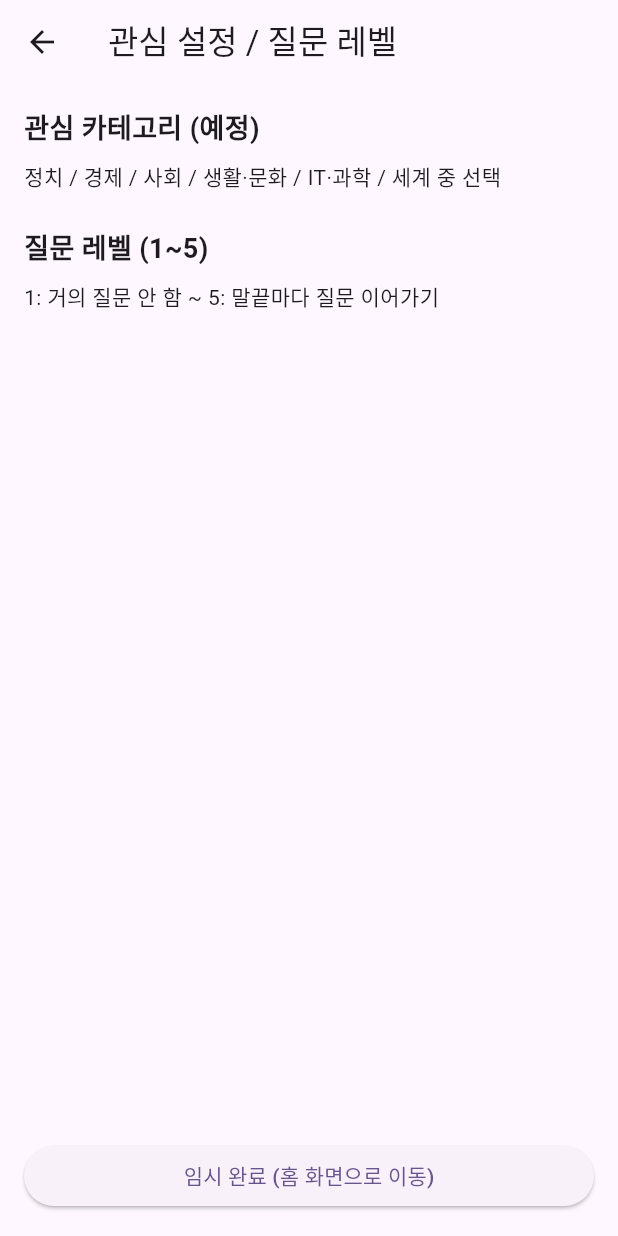
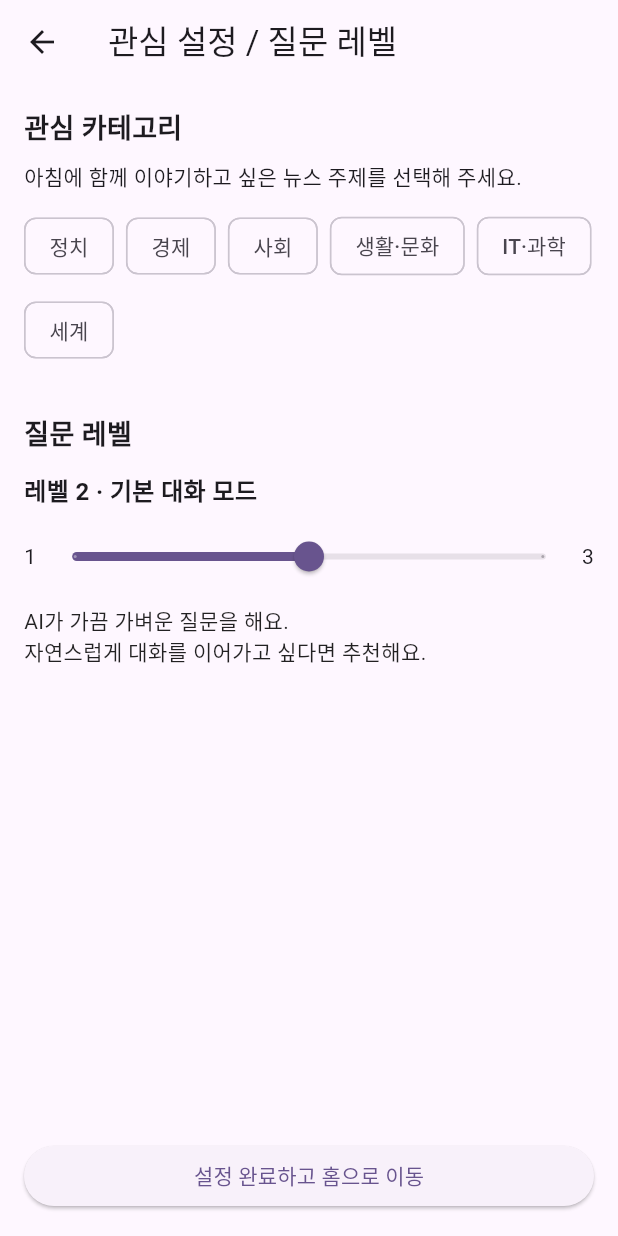
Before and after one commit to kangeunsong/KkaeTalk, a Flutter app: the OnboardingScreen screen opened by its route, on a phone screen of 412 x 824 dp. Run offline on Flutter 3.47's test engine with Material 3 defaults, Android fonts, the phone set to English and light mode, and no system bars; our stand-ins replace cloud_firestore, firebase_auth, firebase_core; accounts and stored records are empty.

Commit message:
feat: add onboarding UI and persist user preferences to Firestore

```diff
--- /dev/null
+++ b/lib/models/user_profile.dart
@@ -0,0 +1,58 @@
+class UserProfile {
+  final String uid;
+  final String name;
+  final String email;
+
+  // 관심 카테고리 선택 여부
+  final bool interestPolitics; // 정치
+  final bool interestEconomy; // 경제
+  final bool interestSociety; // 사회
+  final bool interestLifeCulture; // 생활/문화
+  final bool interestItScience; // IT/과학
+  final bool interestWorld; // 세계
+
+  // 질문 레벨 (1~3)
+  final int questionLevel;
+
+  UserProfile({
+    required this.uid,
+    required this.name,
+    required this.email,
+    required this.interestPolitics,
+    required this.interestEconomy,
+    required this.interestSociety,
+    required this.interestLifeCulture,
+    required this.interestItScience,
+    required this.interestWorld,
+    required this.questionLevel,
+  });
+
+  Map<String, dynamic> toMap() {
+    return {
+      'name': name,
+      'email': email,
+      'interest_politics': interestPolitics,
+      'interest_economy': interestEconomy,
+      'interest_society': interestSociety,
+      'interest_life_culture': interestLifeCulture,
+      'interest_it_science': interestItScience,
+      'interest_world': interestWorld,
+      'question_level': questionLevel,
+    };
+  }
+
+  factory UserProfile.fromMap(String uid, Map<String, dynamic> data) {
+    return UserProfile(
+      uid: uid,
+      name: data['name'] ?? '',
+      email: data['email'] ?? '',
+      interestPolitics: data['interest_politics'] ?? false,
+      interestEconomy: data['interest_economy'] ?? false,
+      interestSociety: data['interest_society'] ?? false,
+      interestLifeCulture: data['interest_life_culture'] ?? false,
+      interestItScience: data['interest_it_science'] ?? false,
+      interestWorld: data['interest_world'] ?? false,
+      questionLevel: data['question_level'] ?? 1,
+    );
+  }
+}
--- a/lib/screens/onboarding_screen.dart
+++ b/lib/screens/onboarding_screen.dart
@@ -1,14 +1,101 @@
 import 'package:flutter/material.dart';
+import 'package:firebase_auth/firebase_auth.dart';
+import '../services/user_service.dart';
 import 'home_screen.dart';
 
-class OnboardingScreen extends StatelessWidget {
+class OnboardingScreen extends StatefulWidget {
   const OnboardingScreen({super.key});
 
   static const routeName = '/onboarding';
 
   @override
+  State<OnboardingScreen> createState() => _OnboardingScreenState();
+}
+
+class _OnboardingScreenState extends State<OnboardingScreen> {
+  bool _interestPolitics = false;
+  bool _interestEconomy = false;
+  bool _interestSociety = false;
+  bool _interestLifeCulture = false;
+  bool _interestItScience = false;
+  bool _interestWorld = false;
+  int _questionLevel = 2;
+  bool _isSaving = false;
+
+  String get _questionLevelTitle {
+    switch (_questionLevel) {
+      case 1:
+        return '레벨 1 · 조용한 모드';
+      case 2:
+        return '레벨 2 · 기본 대화 모드';
+      case 3:
+        return '레벨 3 · 깊은 대화 모드';
+      default:
+        return '';
+    }
+  }
+
+  String get _questionLevelDescription {
+    switch (_questionLevel) {
+      case 1:
+        return 'AI가 먼저 질문하지 않아요.\n내가 주도적으로 이야기하고 싶을 때 추천해요.';
+      case 2:
+        return 'AI가 가끔 가벼운 질문을 해요.\n자연스럽게 대화를 이어가고 싶다면 추천해요.';
+      case 3:
+        return 'AI가 적극적으로 깊은 질문을 해요.\n생각을 정리하고 싶은 아침에 추천해요.';
+      default:
+        return '';
+    }
+  }
+
+  Future<void> _saveSettings() async {
+    final user = FirebaseAuth.instance.currentUser;
+
+    if (user == null) {
+      ScaffoldMessenger.of(context).showSnackBar(
+        const SnackBar(content: Text('로그인이 필요합니다. 다시 시도해 주세요.')),
+      );
+      return;
+    }
+
+    setState(() {
+      _isSaving = true;
+    });
+
+    try {
+      await UserService.instance.updateOnboardingSettings(
+        uid: user.uid,
+        interestPolitics: _interestPolitics,
+        interestEconomy: _interestEconomy,
+        interestSociety: _interestSociety,
+        interestLifeCulture: _interestLifeCulture,
+        interestItScience: _interestItScience,
+        interestWorld: _interestWorld,
+        questionLevel: _questionLevel,
+      );
+
+      if (!mounted) return;
+      ScaffoldMessenger.of(context).showSnackBar(
+        const SnackBar(content: Text('설정이 저장되었습니다.')),
+      );
+
+      Navigator.pushReplacementNamed(context, HomeScreen.routeName);
+    } catch (e) {
+      if (!mounted) return;
+      ScaffoldMessenger.of(context).showSnackBar(
+        const SnackBar(content: Text('설정 저장 중 오류가 발생했습니다. 다시 시도해 주세요.')),
+      );
+    } finally {
+      if (mounted) {
+        setState(() {
+          _isSaving = false;
+        });
+      }
+    }
+  }
+
+  @override
   Widget build(BuildContext context) {
-    // Day1: UI만 배치, 실제 선택/저장은 나중에
     return Scaffold(
       appBar: AppBar(
         title: const Text('관심 설정 / 질문 레벨'),
@@ -18,27 +105,132 @@ class OnboardingScreen extends StatelessWidget {
         child: Column(
           crossAxisAlignment: CrossAxisAlignment.start,
           children: [
+            // 관심 카테고리 영역 (임시)
             const Text(
-              '관심 카테고리 (예정)',
+              '관심 카테고리',
               style: TextStyle(fontSize: 18, fontWeight: FontWeight.bold),
             ),
             const SizedBox(height: 8),
-            const Text('정치 / 경제 / 사회 / 생활·문화 / IT·과학 / 세계 중 선택'),
-            const SizedBox(height: 24),
             const Text(
-              '질문 레벨 (1~5)',
+              '아침에 함께 이야기하고 싶은 뉴스 주제를 선택해 주세요.',
+              style: TextStyle(fontSize: 14),
+            ),
+            const SizedBox(height: 12),
+            Wrap(
+              spacing: 8,
+              runSpacing: 8,
+              children: [
+                FilterChip(
+                  label: const Text('정치'),
+                  selected: _interestPolitics,
+                  onSelected: (selected) {
+                    setState(() {
+                      _interestPolitics = selected;
+                    });
+                  },
+                ),
+                FilterChip(
+                  label: const Text('경제'),
+                  selected: _interestEconomy,
+                  onSelected: (selected) {
+                    setState(() {
+                      _interestEconomy = selected;
+                    });
+                  },
+                ),
+                FilterChip(
+                  label: const Text('사회'),
+                  selected: _interestSociety,
+                  onSelected: (selected) {
+                    setState(() {
+                      _interestSociety = selected;
+                    });
+                  },
+                ),
+                FilterChip(
+                  label: const Text('생활·문화'),
+                  selected: _interestLifeCulture,
+                  onSelected: (selected) {
+                    setState(() {
+                      _interestLifeCulture = selected;
+                    });
+                  },
+                ),
+                FilterChip(
+                  label: const Text('IT·과학'),
+                  selected: _interestItScience,
+                  onSelected: (selected) {
+                    setState(() {
+                      _interestItScience = selected;
+                    });
+                  },
+                ),
+                FilterChip(
+                  label: const Text('세계'),
+                  selected: _interestWorld,
+                  onSelected: (selected) {
+                    setState(() {
+                      _interestWorld = selected;
+                    });
+                  },
+                ),
+              ],
+            ),
+
+            const SizedBox(height: 32),
+
+            // 질문 레벨 영역
+            const Text(
+              '질문 레벨',
               style: TextStyle(fontSize: 18, fontWeight: FontWeight.bold),
             ),
+            const SizedBox(height: 12),
+            Text(
+              _questionLevelTitle,
+              style: const TextStyle(fontSize: 16, fontWeight: FontWeight.w600),
+            ),
             const SizedBox(height: 8),
-            const Text('1: 거의 질문 안 함 ~ 5: 말끝마다 질문 이어가기'),
+
+            Row(
+              children: [
+                const Text('1'),
+                Expanded(
+                  child: Slider(
+                    value: _questionLevel.toDouble(),
+                    min: 1,
+                    max: 3,
+                    divisions: 2,
+                    label: '$_questionLevel',
+                    onChanged: (value) {
+                      setState(() {
+                        _questionLevel = value.round();
+                      });
+                    },
+                  ),
+                ),
+                const Text('3'),
+              ],
+            ),
+
+            const SizedBox(height: 8),
+            Text(
+              _questionLevelDescription,
+              style: const TextStyle(fontSize: 14, color: Colors.black87),
+            ),
+
             const Spacer(),
+
             SizedBox(
               width: double.infinity,
               child: ElevatedButton(
-                onPressed: () {
-                  Navigator.pushReplacementNamed(context, HomeScreen.routeName);
-                },
-                child: const Text('임시 완료 (홈 화면으로 이동)'),
+                onPressed: _isSaving ? null : _saveSettings,
+                child: _isSaving
+                    ? const SizedBox(
+                        width: 18,
+                        height: 18,
+                        child: CircularProgressIndicator(strokeWidth: 2),
+                      )
+                    : const Text('설정 완료하고 홈으로 이동'),
               ),
             ),
           ],
```
Also changed, not shown: lib/screens/signup_screen.dart (+6 -1 lines), lib/services/user_service.dart (added, +51 -0 lines).
